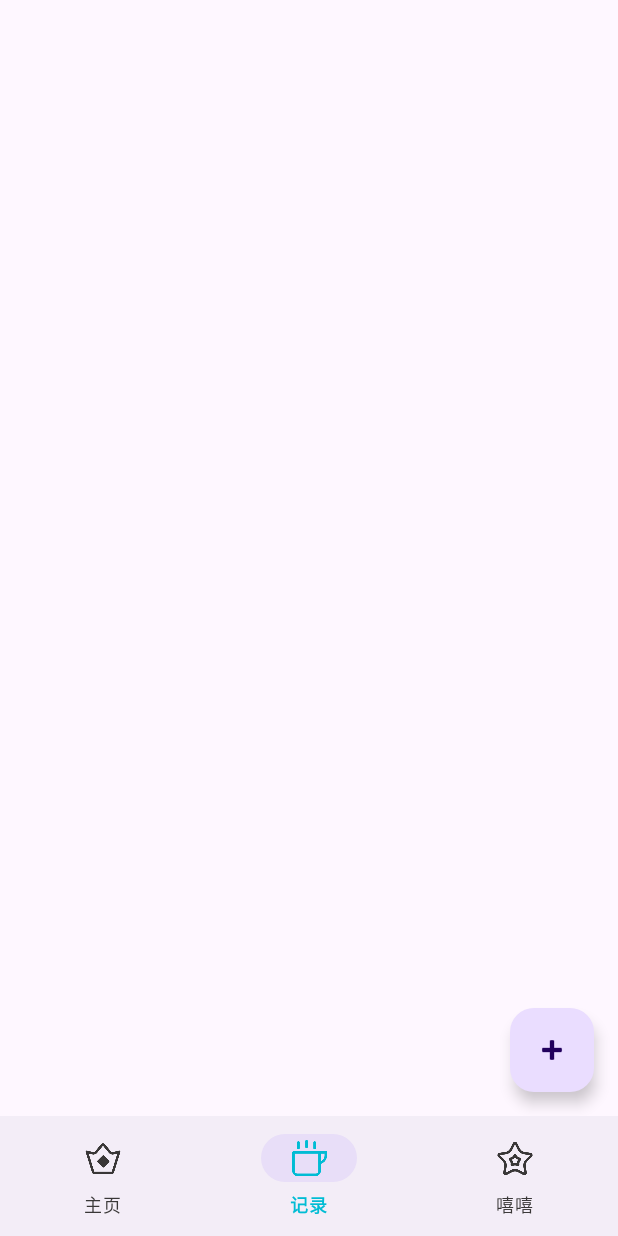
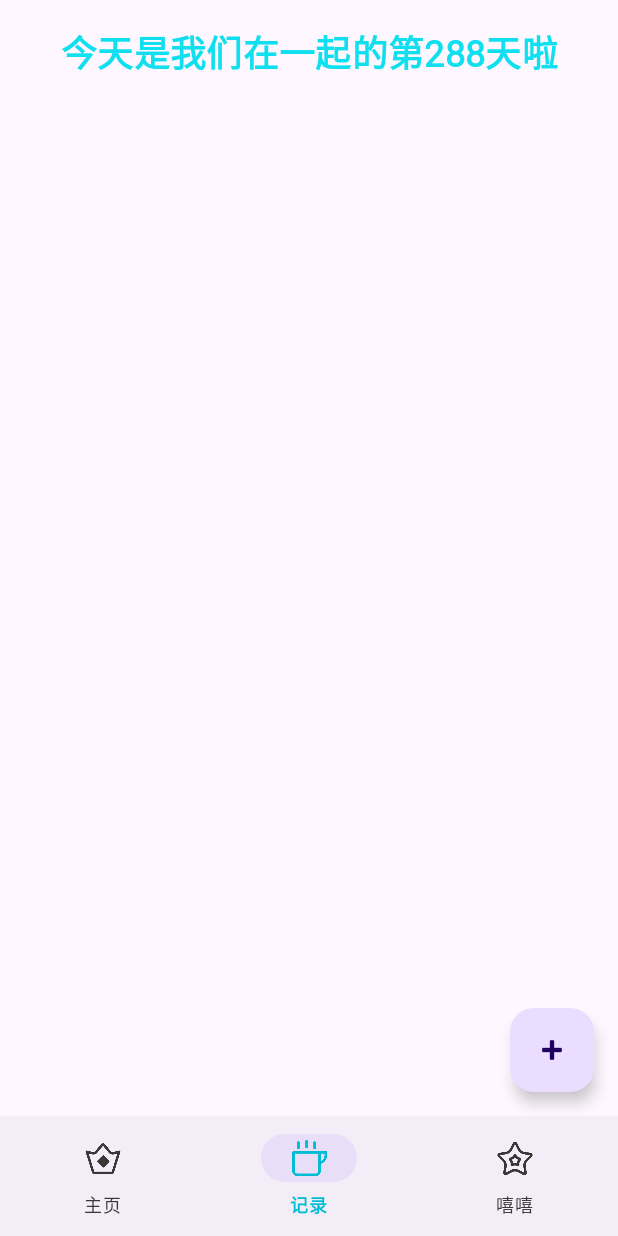
Before and after one commit to heyuxmx/helloworld, an Android app: the screen it shows after launch (MainActivity), item 2 of the bottom bar chosen, on a phone screen of 412 x 824 dp. Run offline under Robolectric (Android 15) with nearby library versions, the phone set to English and light mode, and no system bars; libraries missing offline, so code that uses them is left out: es.dmoral.toasty, io.github.jan.supabase; 1 statement that could not run was skipped.

Commit message:
增加若干功能

```diff
--- a/app/build.gradle.kts
+++ b/app/build.gradle.kts
@@ -50,6 +50,8 @@ configurations.all {
 dependencies {
 
     implementation(libs.androidx.core.ktx)
+    // Replaced libs alias with a direct dependency to ensure it resolves correctly.
+    implementation("androidx.fragment:fragment-ktx:1.7.1")
     implementation(libs.androidx.appcompat)
     implementation(libs.material)
     implementation(libs.androidx.activity)
--- a/app/src/main/java/com/heyu/zhudeapp/Fragment/SecondFragment.kt
+++ b/app/src/main/java/com/heyu/zhudeapp/Fragment/SecondFragment.kt
@@ -5,8 +5,8 @@ import android.os.Bundle
 import android.view.LayoutInflater
 import android.view.View
 import android.view.ViewGroup
-import androidx.appcompat.app.AlertDialog
 import androidx.fragment.app.Fragment
+import androidx.lifecycle.ViewModelProvider
 import androidx.lifecycle.lifecycleScope
 import androidx.recyclerview.widget.LinearLayoutManager
 import com.heyu.zhudeapp.activity.CreatePostActivity
@@ -14,18 +14,17 @@ import com.heyu.zhudeapp.adapter.OnItemLongClickListener
 import com.heyu.zhudeapp.adapter.PostAdapter
 import com.heyu.zhudeapp.data.Post
 import com.heyu.zhudeapp.databinding.FragmentSecondBinding
-import com.heyu.zhudeapp.di.SupabaseModule
+import com.heyu.zhudeapp.viewmodel.PostViewModel
+import es.dmoral.toasty.Toasty
 import kotlinx.coroutines.launch
+import kotlinx.serialization.json.Json
 
-/**
- * 应用的核心主屏幕，用于显示动态列表并提供发布入口。
- */
-// Implement the long click listener interface.
 class SecondFragment : Fragment(), OnItemLongClickListener {
 
     private var _binding: FragmentSecondBinding? = null
     private val binding get() = _binding!!
 
+    private lateinit var viewModel: PostViewModel
     private lateinit var postAdapter: PostAdapter
 
     override fun onCreateView(
@@ -38,81 +37,106 @@ class SecondFragment : Fragment(), OnItemLongClickListener {
 
     override fun onViewCreated(view: View, savedInstanceState: Bundle?) {
         super.onViewCreated(view, savedInstanceState)
+        viewModel = ViewModelProvider(this).get(PostViewModel::class.java)
 
-        // 设置列表和“+”号按钮的点击事件
         setupRecyclerView()
+        observeViewModel()
         setupFab()
+        setupFragmentResultListener()
+        setupDaysCounter()
+
+        // Post loading is now handled in onResume to ensure the list is always fresh.
     }
 
     override fun onResume() {
         super.onResume()
-        // 当用户从发布页返回时，自动加载/刷新动态列表
+        // Load posts every time the fragment becomes visible.
+        // This ensures that new posts created in CreatePostActivity are displayed upon return.
         loadPosts()
+    }
+
+    private fun setupDaysCounter() {
+        // Use Calendar for API 24+ compatibility and fix the start date.
+        val startDate = java.util.Calendar.getInstance().apply {
+            // Set to 2014-12-21. Note: Calendar months are 0-indexed (DECEMBER = 11).
+            set(2024, java.util.Calendar.DECEMBER, 21, 0, 0, 0)
+            set(java.util.Calendar.MILLISECOND, 0)
+        }
+        val today = java.util.Calendar.getInstance().apply {
+            set(java.util.Calendar.HOUR_OF_DAY, 0)
+            set(java.util.Calendar.MINUTE, 0)
+            set(java.util.Calendar.SECOND, 0)
+            set(java.util.Calendar.MILLISECOND, 0)
+        }
+
+        val diffInMillis = today.timeInMillis - startDate.timeInMillis
+        // Add 1 to include the start day in the count.
+        val days = java.util.concurrent.TimeUnit.MILLISECONDS.toDays(diffInMillis) + 1
+        binding.daysTextView.text = "今天是我们在一起的第${days}天啦"
+    }
+
+    private fun setupFragmentResultListener() {
+        // Use the corrected keys from the companion object of DeleteConfirmationDialogFragment
+        childFragmentManager.setFragmentResultListener(DeleteConfirmationDialogFragment.REQUEST_KEY, this) { _, bundle ->
+            val confirmed = bundle.getBoolean(DeleteConfirmationDialogFragment.BUNDLE_KEY_CONFIRMED)
+            if (confirmed) {
+                val postJson = bundle.getString(DeleteConfirmationDialogFragment.BUNDLE_KEY_POST)
+                postJson?.let {
+                    val post = Json.decodeFromString<Post>(it)
+                    deletePost(post)
+                }
+            }
+        }
+    }
+
+
+    private fun setupRecyclerView() {
+        // Pass 'this' as the long click listener
+        postAdapter = PostAdapter(emptyList(), this)
+        // A standard LinearLayoutManager is used to display items from top to bottom.
+        binding.postsRecyclerView.apply {
+            layoutManager = LinearLayoutManager(context)
+            adapter = postAdapter
+        }
+    }
+
+    private fun observeViewModel() {
+        viewModel.posts.observe(viewLifecycleOwner) { posts ->
+            postAdapter.updatePosts(posts)
+        }
+        viewModel.error.observe(viewLifecycleOwner) { error ->
+            // Use Toasty for consistency
+            Toasty.error(requireContext(), error, Toasty.LENGTH_LONG).show()
+        }
     }
 
     private fun setupFab() {
         binding.fabCreatePost.setOnClickListener {
-            val intent = Intent(requireContext(), CreatePostActivity::class.java)
-            startActivity(intent)
+            startActivity(Intent(requireContext(), CreatePostActivity::class.java))
         }
     }
 
-    /**
-     * 设置 RecyclerView，此函数已修正所有编译错误。
-     */
-    private fun setupRecyclerView() {
-        // Pass 'this' as the listener to the adapter.
-        postAdapter = PostAdapter(emptyList<Post>(), this)
-
-        binding.postsRecyclerView.layoutManager = LinearLayoutManager(requireContext())
-        binding.postsRecyclerView.adapter = postAdapter
+    private fun loadPosts() {
+        viewModel.fetchPosts()
     }
 
-    /**
-     * This method is called when a post is long-clicked.
-     */
     override fun onItemLongClick(post: Post) {
-        // Show a confirmation dialog.
-        AlertDialog.Builder(requireContext())
-            .setTitle("Confirm Deletion")
-            .setMessage("Are you sure you want to delete this post?")
-            .setPositiveButton("Delete") { _, _ ->
-                // If confirmed, proceed with deletion.
-                deletePost(post)
-            }
-            .setNegativeButton("Cancel", null)
-            .show()
+        val dialog = DeleteConfirmationDialogFragment.newInstance(post)
+        dialog.show(childFragmentManager, "DeleteConfirmationDialog")
     }
 
-    /**
-     * From Supabase 异步加载动态并更新到 UI
-     */
-    private fun loadPosts() {
-        viewLifecycleOwner.lifecycleScope.launch {
+    private fun deletePost(post: Post) {
+        lifecycleScope.launch {
             try {
-                val posts = SupabaseModule.getPosts()
-                // 将获取到的动态列表反转，以实现倒序展示
-                postAdapter.updatePosts(posts.reversed())
+                viewModel.deletePost(post)
+                Toasty.success(requireContext(), "删除成功!", Toasty.LENGTH_SHORT).show()
+                // The observer will handle the UI update by reloading the posts
             } catch (e: Exception) {
-                // 可以在这里添加错误提示，例如 Toast
+                Toasty.error(requireContext(), "删除失败: ${e.message}", Toasty.LENGTH_LONG).show()
             }
         }
     }
 
-    /**
-     * Deletes a post from Supabase and refreshes the list.
-     */
-    private fun deletePost(post: Post) {
-        viewLifecycleOwner.lifecycleScope.launch {
-            try {
-                SupabaseModule.deletePost(post)
-                // After deletion, reload the posts to update the UI.
-                loadPosts()
-            } catch (e: Exception) {
-                // You could show a toast here to indicate the failure.
-            }
-        }
-    }
 
     override fun onDestroyView() {
         super.onDestroyView()
--- a/app/src/main/java/com/heyu/zhudeapp/adapter/PostImagesAdapter.kt
+++ b/app/src/main/java/com/heyu/zhudeapp/adapter/PostImagesAdapter.kt
@@ -5,6 +5,7 @@ import android.view.LayoutInflater
 import android.view.ViewGroup
 import androidx.recyclerview.widget.RecyclerView
 import com.bumptech.glide.Glide
+import com.bumptech.glide.load.engine.DiskCacheStrategy
 import com.heyu.zhudeapp.R
 import com.heyu.zhudeapp.activity.ImageViewerActivity
 import com.heyu.zhudeapp.databinding.PostImageItemBinding
@@ -35,6 +36,7 @@ class PostImagesAdapter(private val imageUrls: List<String>) : RecyclerView.Adap
             .placeholder(R.drawable.image_placeholder) // 先显示一个柔和的灰色占位图
             .error(R.drawable.image_placeholder)       // 加载失败时也显示占位图
             .thumbnail(0.1f) // 先加载一个10%尺寸的模糊缩略图，然后再加载全图
+            .diskCacheStrategy(DiskCacheStrategy.ALL) // Cache both original and resized images
             .into(holder.binding.postImageItemView)
 
         // 设置点击监听器，用于打开新的图片查看器页面
--- a/app/src/main/java/com/heyu/zhudeapp/viewmodel/PostViewModel.kt
+++ b/app/src/main/java/com/heyu/zhudeapp/viewmodel/PostViewModel.kt
@@ -1,51 +1,61 @@
 package com.heyu.zhudeapp.viewmodel
 
+import androidx.lifecycle.LiveData
+import androidx.lifecycle.MutableLiveData
 import androidx.lifecycle.ViewModel
 import androidx.lifecycle.viewModelScope
 import com.heyu.zhudeapp.data.Post
 import com.heyu.zhudeapp.di.SupabaseModule
-import kotlinx.coroutines.flow.Flow
-import kotlinx.coroutines.flow.flow
 import kotlinx.coroutines.launch
 import java.util.UUID
 
 class PostViewModel : ViewModel() {
 
-    /**
-     * 获取所有动态的列表。
-     * @return 一个包含Post列表的Flow，可以被UI层收集。
-     */
-    fun fetchAllPosts(): Flow<List<Post>> = flow {
-        // 直接调用 SupabaseModule 中的高级函数，代码更简洁
-        emit(SupabaseModule.getPosts())
-    }
+    private val _posts = MutableLiveData<List<Post>>()
+    val posts: LiveData<List<Post>> = _posts
 
-    /**
-     * 创建一个新的纯文本动态。
-     * @param content 动态的文本内容。
-     */
-    fun createTextPost(content: String) {
+    private val _error = MutableLiveData<String>()
+    val error: LiveData<String> = _error
+
+    fun fetchPosts() {
         viewModelScope.launch {
-            // 对于没有图片的帖子，我们传递一个空列表，而不是null
-            SupabaseModule.createPost(content, emptyList())
+            try {
+                // Use postValue as Supabase calls might be on a background thread
+                _posts.postValue(SupabaseModule.getPosts())
+            } catch (e: Exception) {
+                _error.postValue("加载动态失败: ${e.message}")
+            }
         }
     }
 
-    /**
-     * 创建一个带图片的新动态。
-     * 它会先上传图片，然后将返回的URL与文本内容一起存入数据库。
-     * @param content 动态的文本内容。
-     * @param imageBytes 图片的字节数组。
-     * @param fileExtension 图片的文件扩展名 (e.g., "png", "jpg").
-     */
+    suspend fun deletePost(post: Post) {
+        // This will propagate the exception up to the calling coroutine scope in the Fragment
+        SupabaseModule.deletePost(post)
+        // After successful deletion, refresh the posts list.
+        fetchPosts()
+    }
+
+    fun createTextPost(content: String) {
+        viewModelScope.launch {
+            try {
+                SupabaseModule.createPost(content, emptyList())
+                fetchPosts()
+            } catch (e: Exception) {
+                _error.postValue("创建动态失败: ${e.message}")
+            }
+        }
+    }
+
     fun createPostWithImage(content: String, imageBytes: ByteArray, fileExtension: String) {
         viewModelScope.launch {
-            // 为要上传的图片创建一个唯一的文件名
-            val fileName = "${UUID.randomUUID()}.$fileExtension"
-            // 1. 通过模块上传图片，获取URL
-            val imageUrl = SupabaseModule.uploadPostImage(imageBytes, fileName)
-            // 2. 将单个图片URL放入一个列表中，再创建帖子
-            SupabaseModule.createPost(content, listOf(imageUrl))
+            try {
+                val fileName = "${UUID.randomUUID()}.$fileExtension"
+                val imageUrl = SupabaseModule.uploadPostImage(imageBytes, fileName)
+                SupabaseModule.createPost(content, listOf(imageUrl))
+                fetchPosts()
+            } catch (e: Exception) {
+                _error.postValue("创建动态失败: ${e.message}")
+            }
         }
     }
 }
--- a/app/src/main/res/layout/fragment_second.xml
+++ b/app/src/main/res/layout/fragment_second.xml
@@ -6,12 +6,33 @@
     android:layout_height="match_parent"
     tools:context=".Fragment.SecondFragment">
 
-    <androidx.recyclerview.widget.RecyclerView
-        android:id="@+id/posts_recycler_view"
+    <LinearLayout
         android:layout_width="match_parent"
         android:layout_height="match_parent"
-        app:layout_behavior="@string/appbar_scrolling_view_behavior"
-        tools:listitem="@layout/list_item_post" />
+        android:orientation="vertical"
+        app:layout_behavior="@string/appbar_scrolling_view_behavior">
+
+        <TextView
+            android:id="@+id/days_text_view"
+            android:layout_width="match_parent"
+            android:layout_height="69dp"
+            android:fontFamily="@font/house"
+            android:gravity="center"
+            android:padding="16dp"
+            android:textAppearance="?attr/textAppearanceListItem"
+            android:textColor="@color/lightblue"
+            android:textSize="24sp"
+            android:textStyle="bold"
+            android:maxLines="1"
+            tools:text="今天是我们在一起的第3650天啦" />
+
+        <androidx.recyclerview.widget.RecyclerView
+            android:id="@+id/posts_recycler_view"
+            android:layout_width="match_parent"
+            android:layout_height="match_parent"
+            tools:listitem="@layout/list_item_post" />
+
+    </LinearLayout>
 
     <com.google.android.material.floatingactionbutton.FloatingActionButton
         android:id="@+id/fab_create_post"
--- a/app/src/main/res/values/strings.xml
+++ b/app/src/main/res/values/strings.xml
@@ -12,4 +12,8 @@
     <string name="publish_success">发布成功！</string>
     <string name="publish_failed">发布失败: %1$s</string>
     <string name="unknown_error">未知错误</string>
+    <string name="delete_post_title">删除动态</string>
+    <string name="delete_post_message">你确定要删除这条动态吗？</string>
+    <string name="delete">删除</string>
+    <string name="cancel">取消</string>
 </resources>
```
Also changed, not shown: app/src/main/java/com/heyu/zhudeapp/Fragment/DeleteConfirmationDialogFragment.kt (added, +49 -0 lines), app/src/main/java/com/heyu/zhudeapp/activity/CreatePostActivity.kt (+14 -10 lines), app/src/main/java/com/heyu/zhudeapp/activity/ImageViewerActivity.kt (+70 -3 lines), app/src/main/java/com/heyu/zhudeapp/data/Post.kt (+9 -7 lines), app/src/main/java/com/heyu/zhudeapp/di/SupabaseModule.kt (+90 -31 lines), app/src/main/res/drawable/ic_add.xml (deleted, +0 -9 lines), app/src/main/res/drawable/ic_add.png (added).
